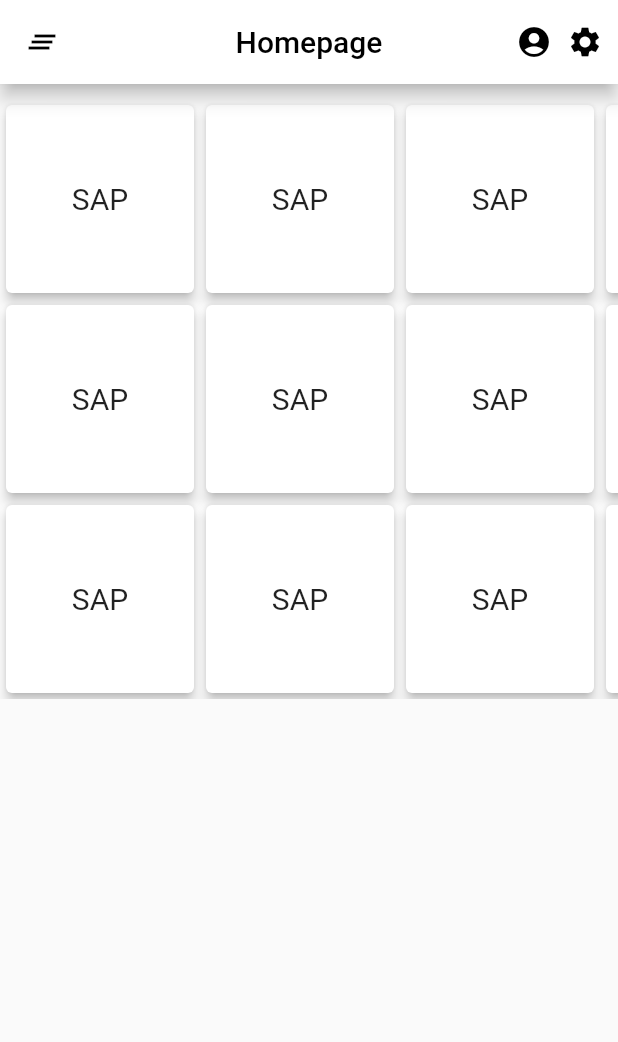
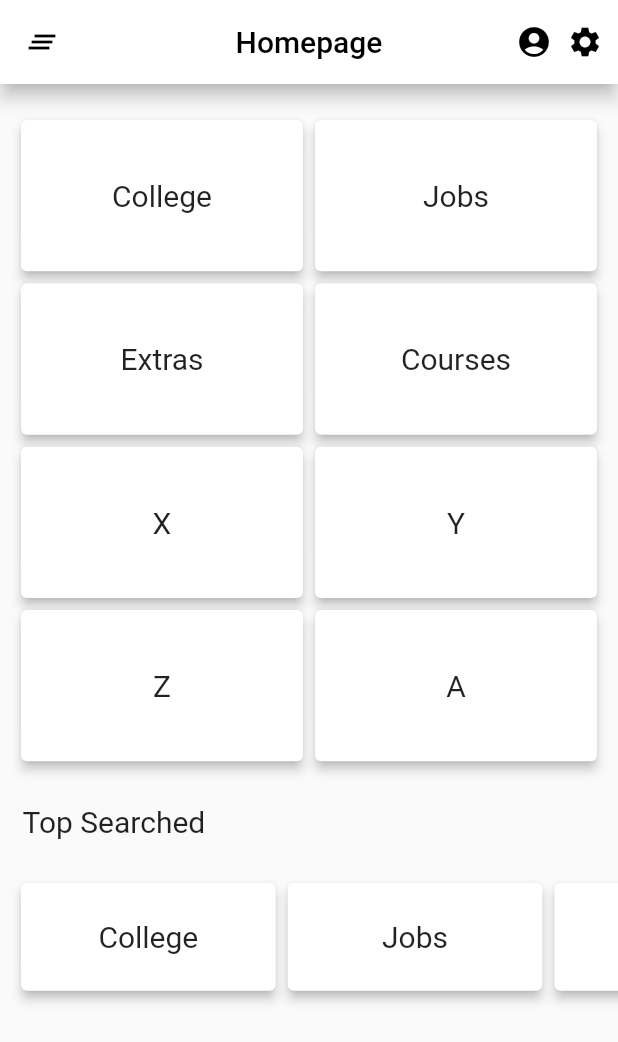
Before and after one commit to Eisharaghav/Content-Provider-, a Flutter app: the screen it shows after launch, on a phone screen of 412 x 824 dp. Shown: the top 1042 px of the screen. Run offline on Flutter 3.47's test engine with Material 2 defaults, Android fonts, the phone set to English and light mode, and no system bars.

Commit message:
homepage static ui complete

```diff
--- a/lib/main.dart
+++ b/lib/main.dart
@@ -25,6 +25,7 @@ class HomePage extends StatefulWidget {
 }
 
 class _HomePageState extends State<HomePage> {
+  List itemList = ["College", "Jobs", "Extras", "Courses","X","Y","Z","A"];
   @override
   Widget build(BuildContext context) {
     return Scaffold(
@@ -50,23 +51,25 @@ class _HomePageState extends State<HomePage> {
       body: SafeArea(
         child: SingleChildScrollView(
           child: Column(
+            crossAxisAlignment: CrossAxisAlignment.start,
             children: <Widget>[
               SizedBox(height: 10),
               Container(
-                height: 400,
                 child: GridView.count(
-                  scrollDirection: Axis.horizontal,
-                  crossAxisCount: 3,
-                  children: List.generate(12, (index) {
+                  shrinkWrap: true,
+                  physics: NeverScrollableScrollPhysics(),
+                  crossAxisCount: 2,
+                  padding: EdgeInsets.all(10.0),
+                  childAspectRatio: 1.8,
+                  children: itemList.map((item) {
                     return Container(
                       child: Card(
                         elevation: 3.0,
                         color: Colors.white,
                         child: Container(
                           alignment: Alignment.center,
-                          padding: EdgeInsets.all(15.0),
                           child: Text(
-                            "SAP",
+                            item,
                             style: TextStyle(
                               fontSize: 20,
                             ),
@@ -74,7 +77,43 @@ class _HomePageState extends State<HomePage> {
                         ),
                       ),
                     );
-                  }),
+                  }).toList(),
+                ),
+              ),
+              Container(
+                padding: EdgeInsets.all(15),
+                child: Text(
+                  "Top Searched",
+                  style: TextStyle(
+                    fontSize: 20,
+                  ),
+                ),
+              ),
+              Container(
+                height: 100,
+                child: GridView.count(
+                  shrinkWrap: true,
+                  scrollDirection: Axis.horizontal,
+                  crossAxisCount: 1,
+                  padding: EdgeInsets.all(10.0),
+                  childAspectRatio: 0.45,
+                  children: itemList.map((item) {
+                    return Container(
+                      child: Card(
+                        elevation: 3.0,
+                        color: Colors.white,
+                        child: Container(
+                          alignment: Alignment.center,
+                          child: Text(
+                            item,
+                            style: TextStyle(
+                              fontSize: 20,
+                            ),
+                          ),
+                        ),
+                      ),
+                    );
+                  }).toList(),
                 ),
               ),
             ],
```
